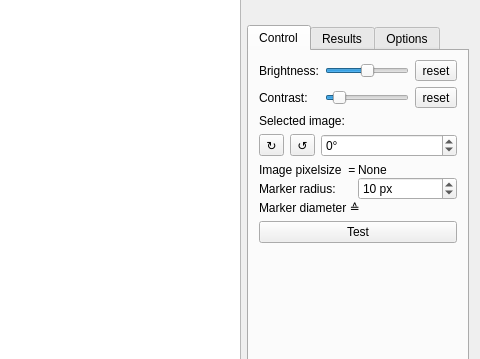
Before: the Qt Designer form TDCT_correlation.ui in coraxx/3DCT, drawn with Qt 5; both pictures show x 920 to 1400 and y 184 to 543 of the 1400 by 834 pixel window.
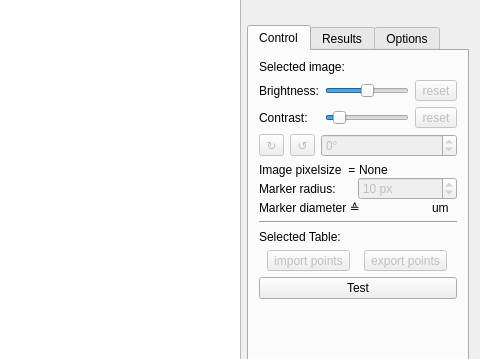
After: the same form once the commit is applied. Custom widgets are drawn as their Qt base class.

Commit message: - implemented "getz" to determine z(-height of beads' center) of clicked points - z-information is saved in dictionary along with color information - coloring of not acquired z positions in orange (or when marker moved) - MIP is now done in numpy and faster (11 seconds before and now 0.8s) - image stack is now kept in ram for faster acces in getz function - restructure of csv_handler

The edit to the form file:
```diff
--- a/TDCT_correlation.ui
+++ b/TDCT_correlation.ui
@@ -100,6 +100,34 @@
          <property name="rightMargin">
           <number>10</number>
          </property>
+         <item>
+          <layout class="QHBoxLayout" name="horizontalLayout_2">
+           <item>
+            <widget class="QLabel" name="label_selimgDescription">
+             <property name="text">
+              <string>Selected image:</string>
+             </property>
+            </widget>
+           </item>
+           <item>
+            <widget class="QLabel" name="label_selimg">
+             <property name="text">
+              <string/>
+             </property>
+            </widget>
+           </item>
+           <item>
+            <widget class="QLabel" name="label_imagetype">
+             <property name="text">
+              <string/>
+             </property>
+             <property name="alignment">
+              <set>Qt::AlignRight|Qt::AlignTrailing|Qt::AlignVCenter</set>
+             </property>
+            </widget>
+           </item>
+          </layout>
+         </item>
          <item>
           <layout class="QGridLayout" name="gridLayout_2_bc">
            <item row="0" column="0">
@@ -147,6 +175,9 @@
            </item>
            <item row="0" column="2">
             <widget class="QToolButton" name="toolButton_brightness_reset">
+             <property name="enabled">
+              <bool>false</bool>
+             </property>
              <property name="text">
               <string>reset</string>
              </property>
@@ -154,6 +185,9 @@
            </item>
            <item row="1" column="2">
             <widget class="QToolButton" name="toolButton_contrast_reset">
+             <property name="enabled">
+              <bool>false</bool>
+             </property>
              <property name="text">
               <string>reset</string>
              </property>
@@ -161,38 +195,13 @@
            </item>
           </layout>
          </item>
-         <item>
-          <layout class="QHBoxLayout" name="horizontalLayout_2">
-           <item>
-            <widget class="QLabel" name="label_selimgDescription">
-             <property name="text">
-              <string>Selected image:</string>
-             </property>
-            </widget>
-           </item>
-           <item>
-            <widget class="QLabel" name="label_selimg">
-             <property name="text">
-              <string/>
-             </property>
-            </widget>
-           </item>
-           <item>
-            <widget class="QLabel" name="label_imagetype">
-             <property name="text">
-              <string/>
-             </property>
-             <property name="alignment">
-              <set>Qt::AlignRight|Qt::AlignTrailing|Qt::AlignVCenter</set>
-             </property>
-            </widget>
-           </item>
-          </layout>
-         </item>
          <item>
           <layout class="QGridLayout" name="gridLayout_rotation">
            <item row="0" column="2">
             <widget class="QSpinBox" name="spinBox_rot">
+             <property name="enabled">
+              <bool>false</bool>
+             </property>
              <property name="accelerated">
               <bool>true</bool>
              </property>
@@ -209,6 +218,9 @@
            </item>
            <item row="0" column="0">
             <widget class="QToolButton" name="toolButton_rotcw">
+             <property name="enabled">
+              <bool>false</bool>
+             </property>
              <property name="text">
               <string>↻</string>
              </property>
@@ -216,6 +228,9 @@
            </item>
            <item row="0" column="1">
             <widget class="QToolButton" name="toolButton_rotccw">
+             <property name="enabled">
+              <bool>false</bool>
+             </property>
              <property name="text">
               <string>↺</string>
              </property>
@@ -233,7 +248,7 @@
              <item>
               <widget class="QLabel" name="label_5">
                <property name="text">
-                <string>Image pixelsize  =</string>
+                <string>Image pixelsize  = </string>
                </property>
               </widget>
              </item>
@@ -257,6 +272,9 @@
              </item>
              <item>
               <widget class="QSpinBox" name="spinBox_markerSize">
+               <property name="enabled">
+                <bool>false</bool>
+               </property>
                <property name="focusPolicy">
                 <enum>Qt::WheelFocus</enum>
                </property>
@@ -301,6 +319,72 @@
               <widget class="QLabel" name="label_markerSizeNano">
                <property name="text">
                 <string/>
+               </property>
+              </widget>
+             </item>
+             <item>
+              <widget class="QLabel" name="label_markerSizeNanoUnit">
+               <property name="maximumSize">
+                <size>
+                 <width>25</width>
+                 <height>16777215</height>
+                </size>
+               </property>
+               <property name="text">
+                <string>um</string>
+               </property>
+              </widget>
+             </item>
+            </layout>
+           </item>
+          </layout>
+         </item>
+         <item>
+          <widget class="Line" name="line">
+           <property name="orientation">
+            <enum>Qt::Horizontal</enum>
+           </property>
+          </widget>
+         </item>
+         <item>
+          <layout class="QVBoxLayout" name="verticalLayout_3">
+           <item>
+            <layout class="QHBoxLayout" name="horizontalLayout_7">
+             <item>
+              <widget class="QLabel" name="label_selectedTableDescription">
+               <property name="text">
+                <string>Selected Table:</string>
+               </property>
+              </widget>
+             </item>
+             <item>
+              <widget class="QLabel" name="label_selectedTable">
+               <property name="text">
+                <string/>
+               </property>
+              </widget>
+             </item>
+            </layout>
+           </item>
+           <item>
+            <layout class="QHBoxLayout" name="horizontalLayout_3">
+             <item>
+              <widget class="QToolButton" name="toolButton_importPoints">
+               <property name="enabled">
+                <bool>false</bool>
+               </property>
+               <property name="text">
+                <string>import points</string>
+               </property>
+              </widget>
+             </item>
+             <item>
+              <widget class="QToolButton" name="toolButton_exportPoints">
+               <property name="enabled">
+                <bool>false</bool>
+               </property>
+               <property name="text">
+                <string>export points</string>
                </property>
               </widget>
              </item>
```
Left out of the diff: 13 changed lines with no effect on the pictures. The commit also changes 4 other files.
